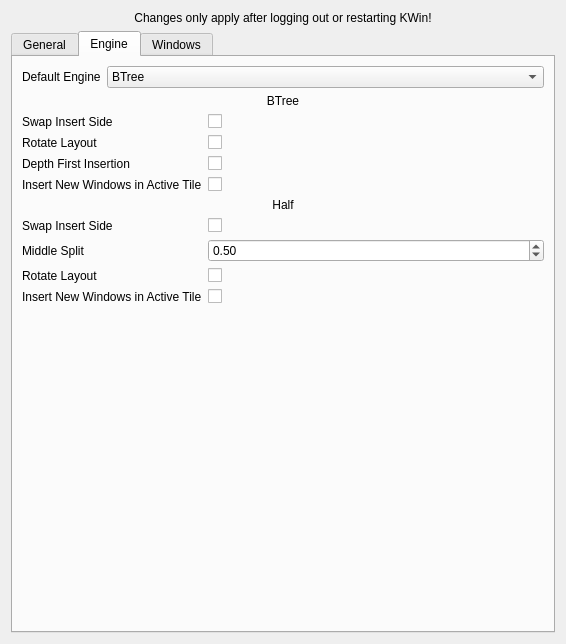
First picture: the form in res/config.ui, repository zeroxoneafour/polonium, before the edit.
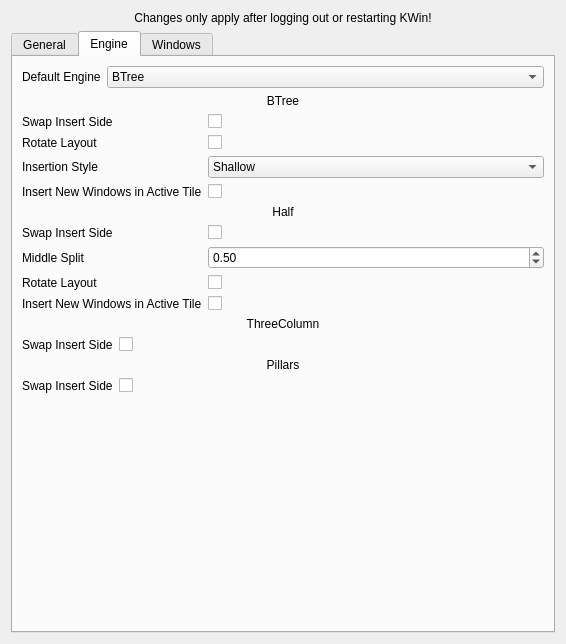
Second picture: the form after the edit. The open tabs and pages were chosen to show the change.

The edit to the form file:
```diff
--- a/res/config.ui
+++ b/res/config.ui
@@ -281,14 +281,7 @@
            <item row="2" column="0">
             <widget class="QLabel" name="btreeDepthFirstLabel">
              <property name="text">
-              <string>Depth First Insertion</string>
-             </property>
-            </widget>
-           </item>
-           <item row="2" column="1">
-            <widget class="QCheckBox" name="kcfg_BTreeDepthFirst">
-             <property name="text">
-              <string/>
+              <string>Insertion Style</string>
              </property>
             </widget>
            </item>
@@ -306,6 +299,28 @@
              </property>
             </widget>
            </item>
+           <item row="2" column="1">
+            <widget class="QComboBox" name="kcfg_BTreeInsertionStyle">
+             <property name="currentIndex">
+              <number>0</number>
+             </property>
+             <item>
+              <property name="text">
+               <string>Shallow</string>
+              </property>
+             </item>
+             <item>
+              <property name="text">
+               <string>Dwindle</string>
+              </property>
+             </item>
+             <item>
+              <property name="text">
+               <string>Spiral</string>
+              </property>
+             </item>
+            </widget>
+           </item>
           </layout>
          </item>
          <item>
@@ -387,6 +402,62 @@
            </item>
           </layout>
          </item>
+         <item>
+          <widget class="QLabel" name="threeColumnLabel">
+           <property name="text">
+            <string>ThreeColumn</string>
+           </property>
+           <property name="alignment">
+            <set>Qt::AlignmentFlag::AlignCenter</set>
+           </property>
+          </widget>
+         </item>
+         <item>
+          <layout class="QFormLayout" name="ThreeColumnForm">
+           <item row="0" column="0">
+            <widget class="QLabel" name="threeColumnSwapInsertSideLabel">
+             <property name="text">
+              <string>Swap Insert Side</string>
+             </property>
+            </widget>
+           </item>
+           <item row="0" column="1">
+            <widget class="QCheckBox" name="kcfg_ThreeColumnSwapInsertSide">
+             <property name="text">
+              <string/>
+             </property>
+            </widget>
+           </item>
+          </layout>
+         </item>
+         <item>
+          <widget class="QLabel" name="pillarsLabel">
+           <property name="text">
+            <string>Pillars</string>
+           </property>
+           <property name="alignment">
+            <set>Qt::AlignmentFlag::AlignCenter</set>
+           </property>
+          </widget>
+         </item>
+         <item>
+          <layout class="QFormLayout" name="PillarsForm">
+           <item row="0" column="0">
+            <widget class="QLabel" name="pillarsSwapInsertSide">
+             <property name="text">
+              <string>Swap Insert Side</string>
+             </property>
+            </widget>
+           </item>
+           <item row="0" column="1">
+            <widget class="QCheckBox" name="kcfg_PillarsSwapInsertSide">
+             <property name="text">
+              <string/>
+             </property>
+            </widget>
+           </item>
+          </layout>
+         </item>
          <item>
           <spacer name="verticalSpacer">
            <property name="orientation">
```
Left out of the diff: 2 changed lines with no effect on the pictures.
